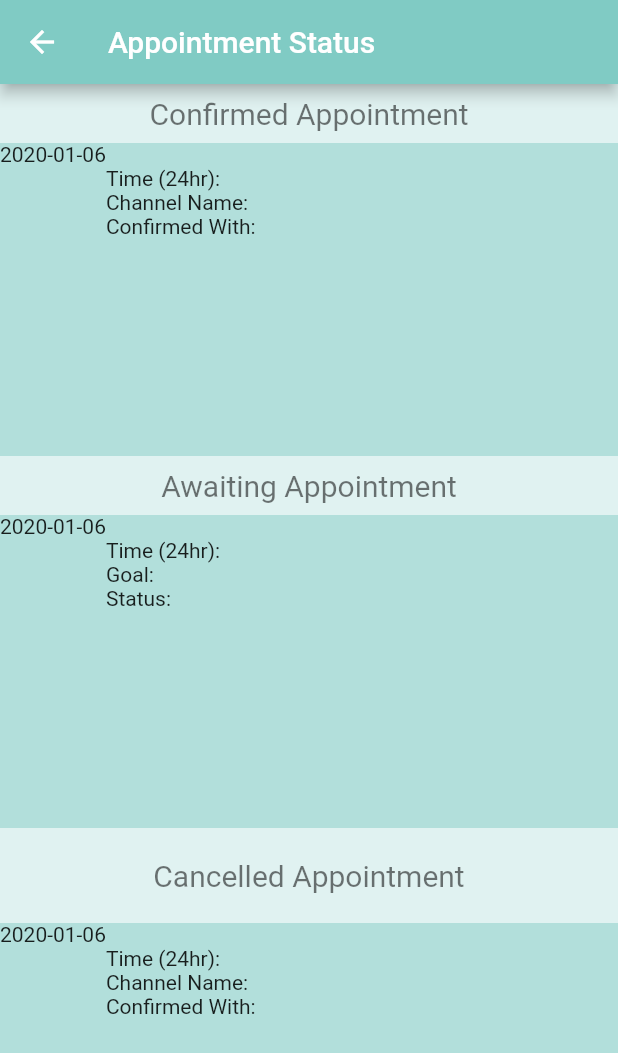
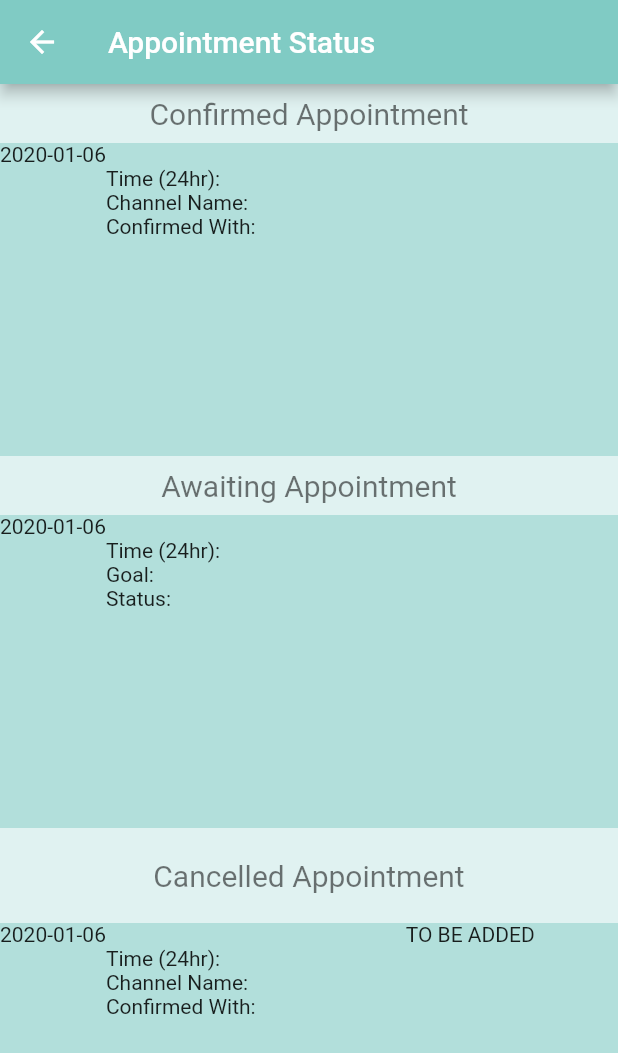
Before and after one commit to Ifavhoney/StudyBuddy, a Flutter app: the CalendarStatus screen opened directly with empty values, on a phone screen of 412 x 824 dp. Shown: the top 1053 px of the screen. Run offline on Flutter 3.47's test engine with Material 2 defaults, Android fonts, the phone set to English and light mode, and no system bars; drawn by our look-alikes of firebase_database; our stand-ins replace cloud_firestore, firebase_auth, permission_handler; missing offline and left inert: agora_rtc_engine; accounts and stored records are empty.

Commit message:
Modified cancelled appointment status to TBA

```diff
--- a/lib/screens/calendarStatus.dart
+++ b/lib/screens/calendarStatus.dart
@@ -138,9 +138,8 @@ class _CalendarStatusState extends State<CalendarStatus> {
                           height: 400,
                           width: 400,
                           child: Padding(
-                            padding: const EdgeInsets.fromLTRB(100, 0, 0, 0),
-                            child: confirmationData(dates[i]),
-                          ),
+                              padding: const EdgeInsets.fromLTRB(100, 0, 0, 0),
+                              child: Text("TO BE ADDED")),
                         ),
                       ],
                     ),
```
